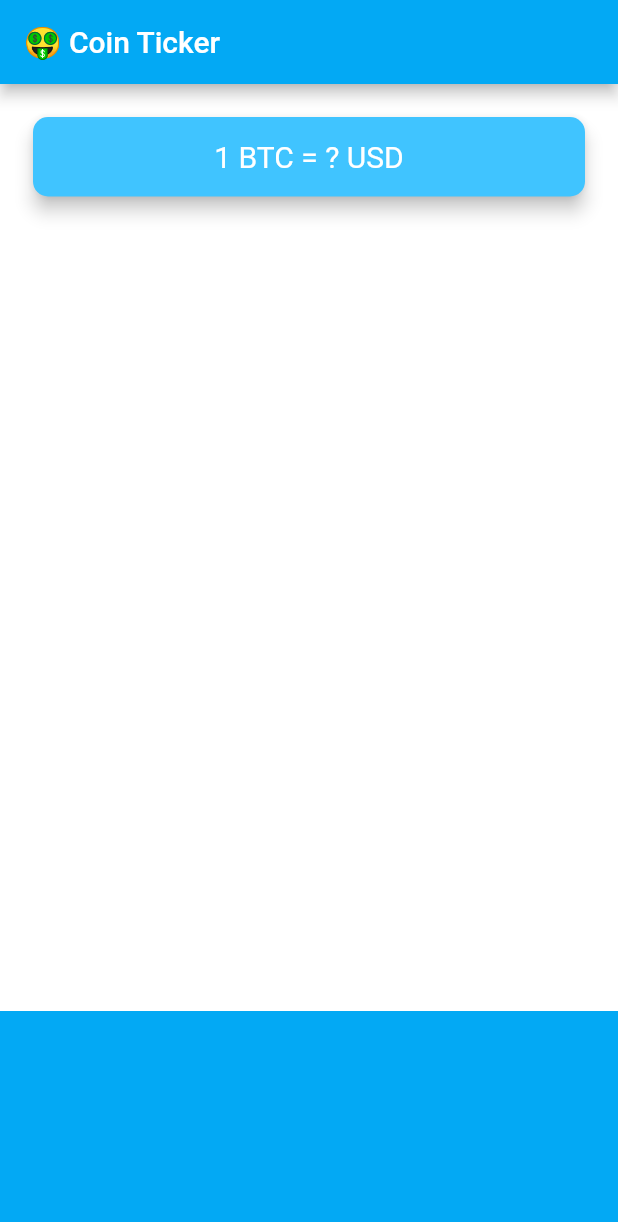
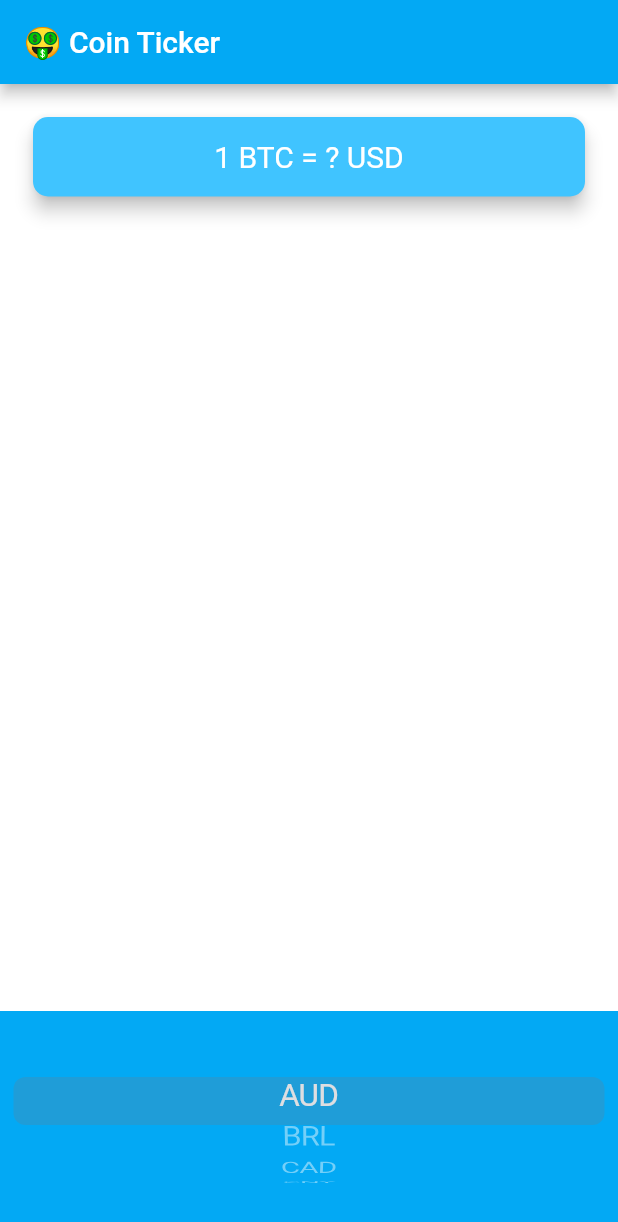
Before and after one commit to hejvibs/bitmars, a Flutter app: the screen it shows after launch, on a phone screen of 412 x 824 dp. Shown: the top 1222 px of the screen. Run offline on Flutter 3.47's test engine with Material 2 defaults, Android fonts, the light colour scheme and no system bars.

Commit message:
Added CupertinoPicker to display the 'currenciesList' from 'coin_data.dart'

```diff
--- a/lib/price_screen.dart
+++ b/lib/price_screen.dart
@@ -1,3 +1,5 @@
+import 'package:bitmars/coin_data.dart';
+import 'package:flutter/cupertino.dart';
 import 'package:flutter/material.dart';
 
 class PriceScreen extends StatefulWidget {
@@ -6,6 +8,15 @@ class PriceScreen extends StatefulWidget {
 }
 
 class _PriceScreenState extends State<PriceScreen> {
+  List<Text> getPickerItems() {
+    List<Text> pickerItems = [];
+
+    for (String currency in currenciesList) {
+      pickerItems.add(Text(currency));
+    }
+    return pickerItems;
+  }
+
   @override
   Widget build(BuildContext context) {
     return Scaffold(
@@ -42,7 +53,14 @@ class _PriceScreenState extends State<PriceScreen> {
             alignment: Alignment.center,
             padding: EdgeInsets.only(bottom: 30.0),
             color: Colors.lightBlue,
-            child: null,
+            child: CupertinoPicker(
+              backgroundColor: Colors.lightBlue,
+              itemExtent: 32.0,
+              onSelectedItemChanged: (selectedIndex) {
+                print(selectedIndex);
+              },
+              children: getPickerItems(),
+            ),
           ),
         ],
       ),
```
Also changed, not shown: lib/coin_data.dart (renamed from lib/coid_data.dart).
